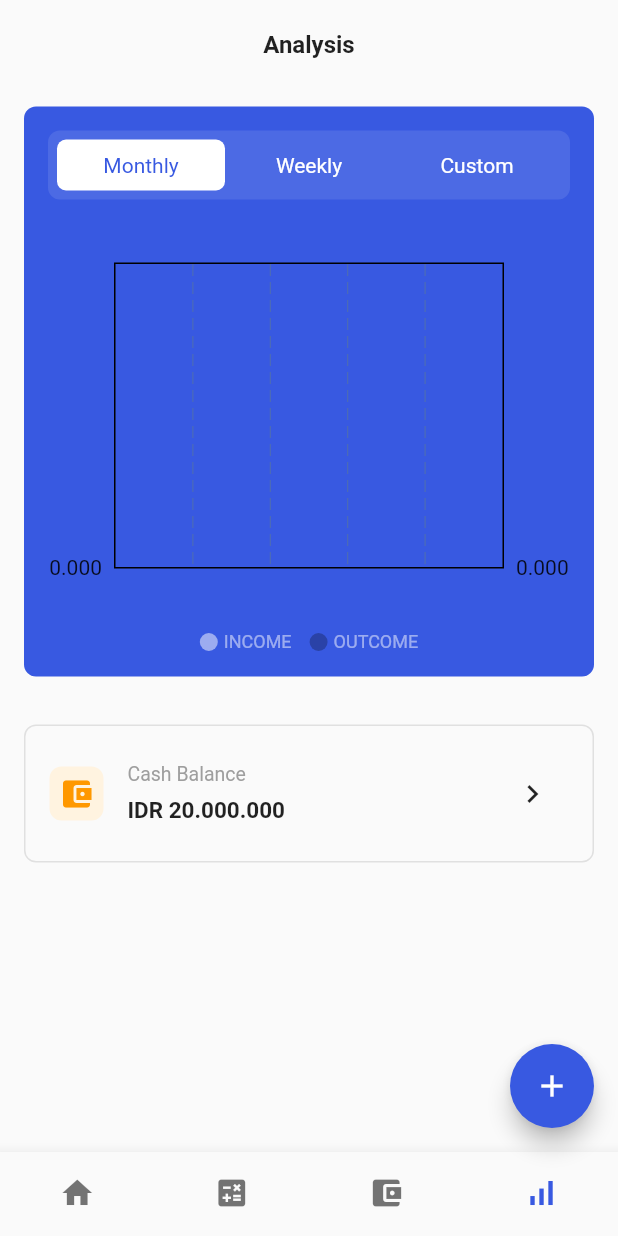
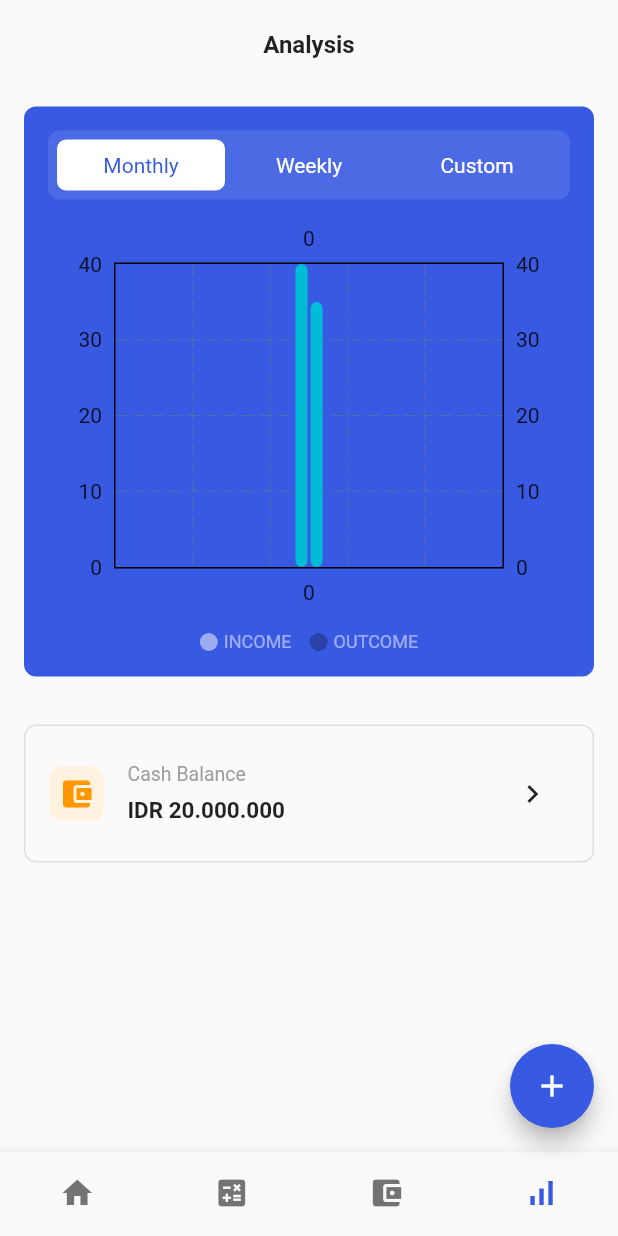
Before and after one commit to JAICHANGPARK/flutter_notebook_17th_story, a Flutter app: the screen it shows after launch, item 4 of the bottom bar chosen, on a phone screen of 412 x 824 dp. Run offline on Flutter 3.47's test engine with Material 2 defaults, Android fonts, the phone set to English and light mode, and no system bars; drawn by our look-alikes of fl_chart; our stand-ins replace cached_network_image, flutter_riverpod, ionicons, percent_indicator; network calls fail.

Commit message:
Update finance_chart_component.dart

```diff
--- a/lib/ep1004_finance_app/src/ui/finance_chart_component.dart
+++ b/lib/ep1004_finance_app/src/ui/finance_chart_component.dart
@@ -149,8 +149,14 @@ class _FinanceChartComponentState extends State<FinanceChartComponent> {
                   ),
                    Expanded(
                       child: Padding(
-                    padding: EdgeInsets.symmetric(vertical: 12),
+                    padding: const EdgeInsets.symmetric(vertical: 12),
                     child: BarChart(BarChartData(
+                        barGroups: [
+                          BarChartGroupData(x: 0, barRods: [
+                            BarChartRodData(y: 40),
+                            BarChartRodData(y: 35)
+                          ])
+                        ],
 
                     )),
                   )),
```
